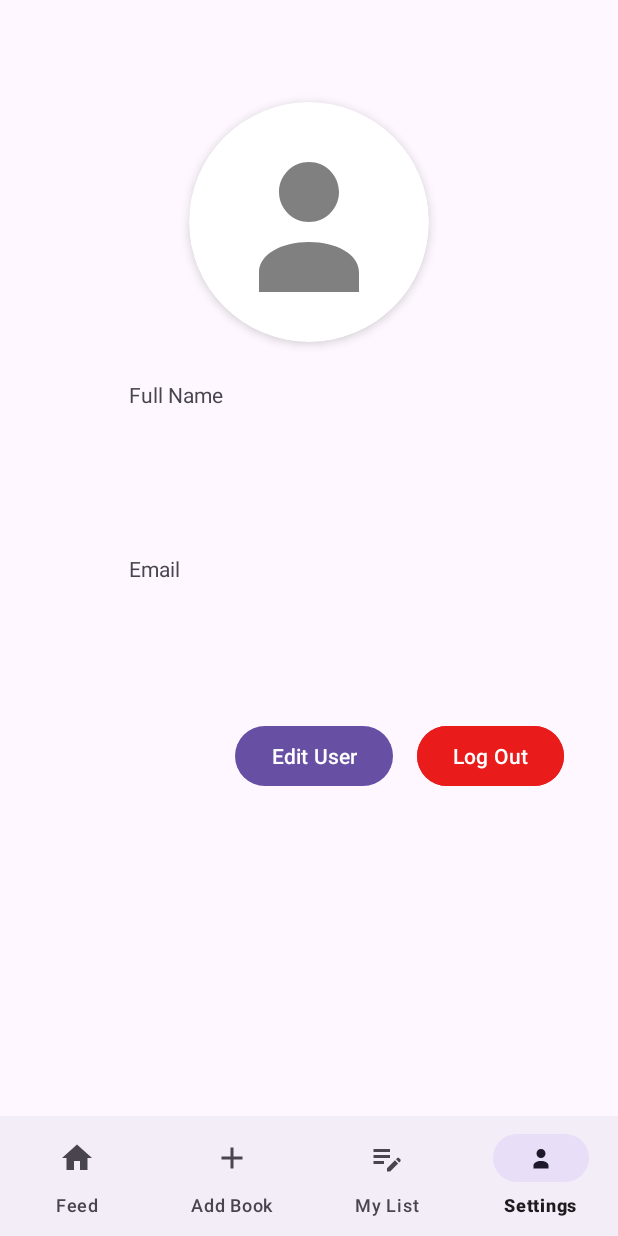
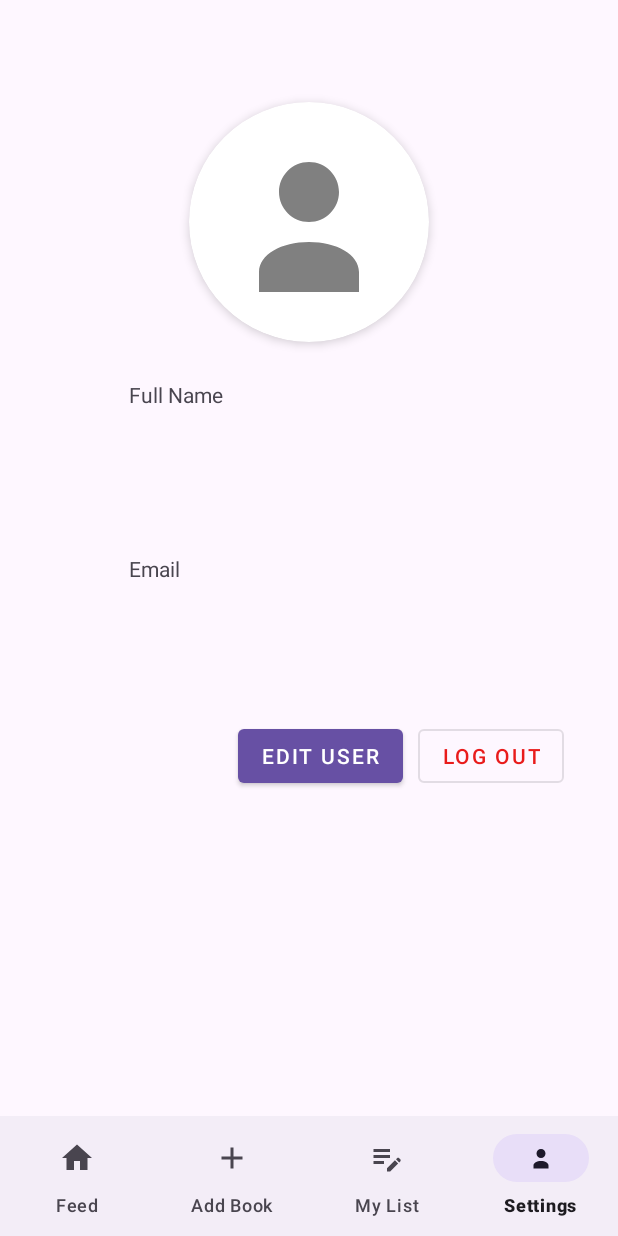
Before and after one commit to DolevNoa/Bookworm, an Android app: the SettingsFragment screen opened through its navigation route, on a phone screen of 412 x 824 dp. Run offline under Robolectric (Android 15) with nearby library versions, the light colour scheme and no system bars; our stand-ins replace Firebase (no records; nobody signed in at launch, a user with empty details on screens opened directly), navigation-ui; pictures from the network do not load.

Commit message:
Update Buttons styling using Material Components

```diff
--- a/app/src/main/res/layout/fragment_add_book_recommendation.xml
+++ b/app/src/main/res/layout/fragment_add_book_recommendation.xml
@@ -80,7 +80,8 @@
         android:id="@+id/buttonSubmitBook"
         android:layout_width="wrap_content"
         android:layout_height="wrap_content"
-        android:text="@string/submit_book_btn_text" />
+        android:text="@string/submit_book_btn_text"
+        style="@style/Widget.MaterialComponents.Button"/>
 
     <ProgressBar
         android:id="@+id/uploadProgress"
--- a/app/src/main/res/layout/fragment_login.xml
+++ b/app/src/main/res/layout/fragment_login.xml
@@ -71,7 +71,8 @@
         android:layout_height="wrap_content"
         android:text="@string/login"
         android:padding="10dp"
-        android:layout_marginBottom="10dp" />
+        android:layout_marginBottom="10dp"
+        style="@style/Widget.MaterialComponents.Button"/>
 
     <Button
         android:id="@+id/navigateToRegisterButton"
--- a/app/src/main/res/layout/fragment_register.xml
+++ b/app/src/main/res/layout/fragment_register.xml
@@ -96,7 +96,8 @@
         android:layout_width="wrap_content"
         android:layout_height="wrap_content"
         android:layout_marginTop="10dp"
-        android:text="@string/register" />
+        android:text="@string/register"
+        style="@style/Widget.MaterialComponents.Button"/>
 
     <Button
         android:id="@+id/navigateToLoginButton"
--- a/app/src/main/res/layout/fragment_settings.xml
+++ b/app/src/main/res/layout/fragment_settings.xml
@@ -74,16 +74,17 @@
             android:id="@+id/editUserButton"
             android:layout_width="wrap_content"
             android:layout_height="wrap_content"
-            android:text="@string/edit_user" />
+            android:text="@string/edit_user"
+            style="@style/Widget.MaterialComponents.Button" />
 
         <Button
             android:id="@+id/button1"
             android:layout_width="wrap_content"
             android:layout_height="wrap_content"
-            android:layout_marginStart="16dp"
-            android:backgroundTint="@color/red"
-            android:text="@string/log_out" />
-
+            android:layout_marginStart="10dp"
+            android:text="@string/log_out"
+            android:textColor="@color/red"
+            style="@style/Widget.MaterialComponents.Button.OutlinedButton" />
     </LinearLayout>
 
 </LinearLayout>
```
Also changed, not shown: app/src/main/res/layout/fragment_book_post.xml (+6 -3 lines), app/src/main/res/layout/fragment_profile.xml (+5 -3 lines).
